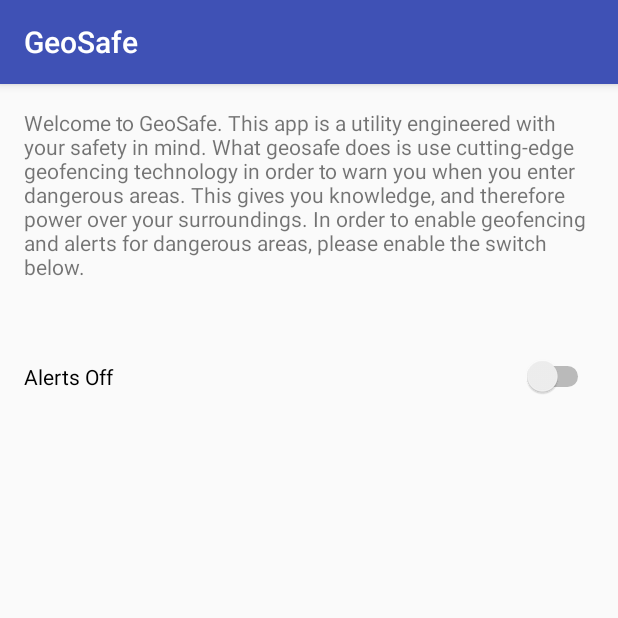
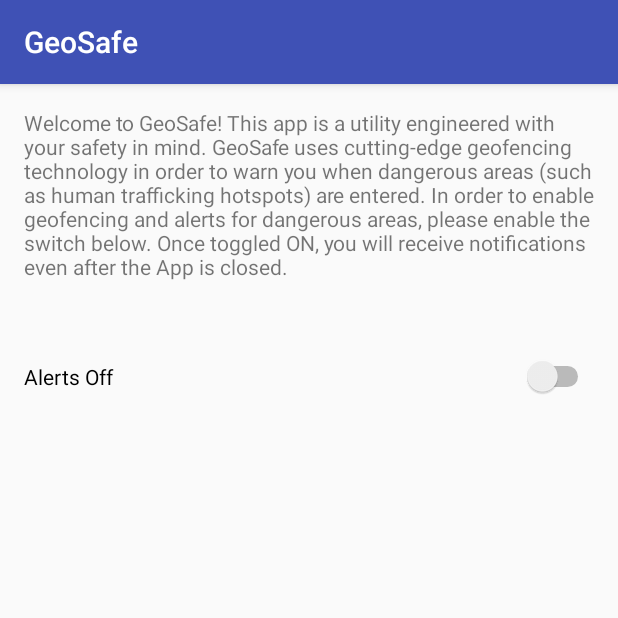
Before and after one commit to jg965/geo-safe, an Android app: the screen it shows after launch (MainActivity), on a phone screen of 412 x 824 dp, the top half of it. Run offline under Robolectric (Android 15) with nearby library versions, the phone set to English and light mode, and no system bars; libraries missing offline, so code that uses them is left out: com.pathsense.android.

Commit message:
Edited text in App

```diff
--- a/src/main/res/values/strings.xml
+++ b/src/main/res/values/strings.xml
@@ -1,4 +1,5 @@
 <resources>
     <string name="app_name">GeoSafe</string>
-    <string name="front_page_content">Welcome to GeoSafe. This app is a utility engineered with your safety in mind. What geosafe does is use cutting-edge geofencing technology in order to warn you when you enter dangerous areas. This gives you knowledge, and therefore power over your surroundings. In order to enable geofencing and alerts for dangerous areas, please enable the switch below.</string>
+    <string name="front_page_content">Welcome to GeoSafe!
+This app is a utility engineered with your safety in mind. GeoSafe uses cutting-edge geofencing technology in order to warn you when dangerous areas (such as human trafficking hotspots) are entered. In order to enable geofencing and alerts for dangerous areas, please enable the switch below. Once toggled ON, you will receive notifications even after the App is closed.</string>
 </resources>
```
